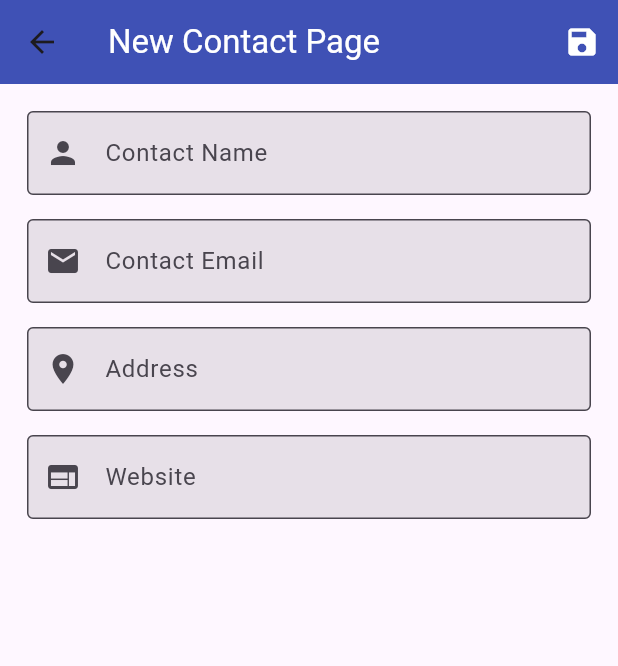
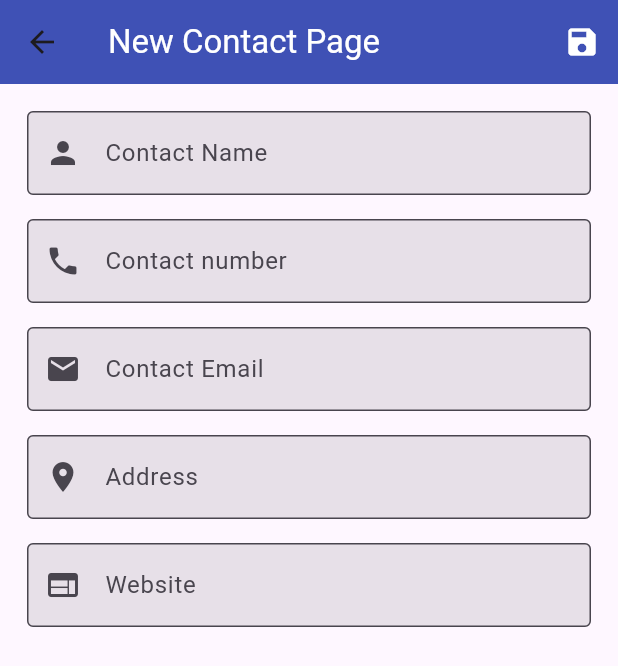
Before and after one commit to dev-mohsin-islam/flutter_contact_list, a Flutter app: the screen it shows after launch, after a tap on the "add circle" icon, on a phone screen of 412 x 824 dp. Shown: the top 666 px of the screen. Run offline on Flutter 3.47's test engine with Material 3 defaults, Android fonts, the phone set to English and light mode, and no system bars; our stand-ins replace sqflite; accounts and stored records are empty.

Commit message:
add navigatorbar, data create, delete, update, and show favorite and all

```diff
--- /dev/null
+++ b/devtools_options.yaml
@@ -0,0 +1 @@
+extensions:
--- a/lib/db/db_helper.dart
+++ b/lib/db/db_helper.dart
@@ -15,6 +15,7 @@ class DbHelper{
     $colConWebsite text,
     $colConIsFavorite integer
   )''';
+
 Future<Database> _open() async {
   final root = await getDatabasesPath();
   final dbPath = path.join(root, 'contact.db');
@@ -27,4 +28,25 @@ Future<Database> _open() async {
     final db = await _open();
     return db.insert(tblContact, contact.toMap());
   }
+
+  Future<List<ContactModel>> getAllContacts() async {
+    final db = await _open();
+    final List<Map<String, dynamic>> maps = await db.query(tblContact);
+    return List.generate(maps.length, (index) => ContactModel.fromMap(maps[index]));
+  }
+
+  Future<List<ContactModel>> getAllFavoriteContacts() async {
+    final db = await _open();
+    final List<Map<String, dynamic>> maps = await db.query(tblContact, where: '$colConIsFavorite = ?', whereArgs: [1]);
+    return List.generate(maps.length, (index) => ContactModel.fromMap(maps[index]));
+  }
+
+  Future<int> updateSingleColumn(int rowId, Map<String,dynamic> map) async {
+    final db = await _open();
+    return db.update(tblContact, map, where: '$colConId = ?', whereArgs: [rowId]);
+  }
+  Future<int> deleteContact(int rowId) async {
+    final db = await _open();
+    return db.delete(tblContact, where: '$colConId = ?', whereArgs: [rowId]);
+  }
 }
--- a/lib/pages/home_page.dart
+++ b/lib/pages/home_page.dart
@@ -1,25 +1,117 @@
 import 'package:flutter/material.dart';
+import 'package:provider/provider.dart';
 import 'package:text_contact_list/pages/new_contact_page.dart';
+import 'package:text_contact_list/providers/contact_provider.dart';
 
- class HomePage extends StatelessWidget {
+ class HomePage extends StatefulWidget {
    const HomePage({super.key});
    static const routeName = '/';
 
+  @override
+  State<HomePage> createState() => _HomePageState();
+}
+
+class _HomePageState extends State<HomePage> {
+
+   bool isFirst = true;
+   int currentIndex = 0;
+
+   @override
+  void didChangeDependencies() {
+    // TODO: implement didChangeDependencies
+     if(isFirst){
+       context.read<ContactProvider>().getAllFavoriteContact();
+       isFirst = false;
+     }
+
+    super.didChangeDependencies();
+  }
+
    @override
    Widget build(BuildContext context) {
+
      return Scaffold(
        appBar: AppBar(
          title: const Text('Home Page', style: TextStyle(color: Colors.white),),
          backgroundColor: Colors.indigo,
        ),
-       body: const Center(
-         child: Text('Home Page'),
-       ),
+       body:  Consumer(builder: (context, ContactProvider provider, child) {
+         return ListView.builder(
+           itemCount: provider.contacts.length,
+           itemBuilder: (context, index) {
+             return Dismissible(
+               key: ValueKey(provider.contacts[index].id),
+               direction: DismissDirection.endToStart,
+               background: Container(color: Colors.red, alignment: Alignment.centerRight,child: Icon(Icons.delete, color: Colors.white),),
+               confirmDismiss: (direction) async {
+                 return await showDialog(context: context, builder: (context) => AlertDialog(
+                   title: const Text('Are you sure?'),
+                   content: const Text('Do you want to delete this contact?'),
+                   actions: [
+                     TextButton(onPressed: (){
+                       Navigator.of(context).pop(false);
+                     }, child: const Text('No')),
+                     TextButton(onPressed: (){
+                       Navigator.of(context).pop(true);
+                     }, child: const Text('Yes')),
+                   ],
+                 ));
+               },
+               onDismissed: (_) {
+                 provider.deleteContact(provider.contacts[index].id!);
+               },
+               child: ListTile(
+
+                 title: Text(provider.contacts[index].name),
+                 subtitle: Text(provider.contacts[index].number),
+                 trailing: IconButton(onPressed: (){
+                   final value = provider.contacts[index].isFavorite ? 0 : 1;
+                   provider.updateContact(provider.contacts[index].id!, 'is_favorite', value);
+                 }, icon: Icon(provider.contacts[index].isFavorite ? Icons.favorite : Icons.favorite_border)),
+
+               ),
+             );
+           },
+         );
+       }),
        floatingActionButton: FloatingActionButton(
-           child: const Icon(Icons.add_circle),
+         backgroundColor: Colors.indigo,
+           shape: const CircleBorder(),
+           child: const Icon(Icons.add_circle, color: Colors.white),
            onPressed: (){
          Navigator.pushNamed(context, NewContactPage.routeName);
+
        }),
+       floatingActionButtonLocation: FloatingActionButtonLocation.centerDocked,
+       bottomNavigationBar: BottomAppBar(
+
+         padding: EdgeInsets.zero,
+         shape: const CircularNotchedRectangle(),
+         notchMargin: 20.0,
+         clipBehavior: Clip.antiAlias,
+         color: Colors.indigo,
+         child: BottomNavigationBar(
+           currentIndex: currentIndex,
+           onTap: (index){
+               setState(() {
+                 currentIndex = index;
+               });
+               _loadData();
+           },
+           backgroundColor: Colors.indigo[200],
+             items: const[
+           BottomNavigationBarItem(icon: Icon(Icons.list), label: 'All'),
+           BottomNavigationBarItem(icon: Icon(Icons.favorite), label: 'Favorite'),
+         ]),
+       ),
      );
    }
- }
+
+  void _loadData() {
+     if(currentIndex == 0){
+       context.read<ContactProvider>().getAllContact();
+     }else{
+       context.read<ContactProvider>().getAllFavoriteContact();
+     }
+  }
+}
--- a/lib/pages/new_contact_page.dart
+++ b/lib/pages/new_contact_page.dart
@@ -50,6 +50,25 @@ class _NewContactPageState extends State<NewContactPage> {
                       border: OutlineInputBorder(),
                     filled: true,
                     prefixIcon: Icon(Icons.person),
+                  ),
+                ),
+              ),
+              Padding(
+                padding: const EdgeInsets.all(8.0),
+                child: TextFormField(
+                  controller: numberController,
+                  keyboardType: TextInputType.number,
+                  validator: (value) {
+                      if(value == null || value.isEmpty){
+                        return 'Please enter contact number';
+                      }
+                      return null;
+                  },
+                  decoration: const InputDecoration(
+                      labelText: 'Contact number',
+                      border: OutlineInputBorder(),
+                    filled: true,
+                    prefixIcon: Icon(Icons.phone),
                   ),
                 ),
               ),
--- a/lib/providers/contact_provider.dart
+++ b/lib/providers/contact_provider.dart
@@ -10,6 +10,26 @@ class ContactProvider extends ChangeNotifier{
 
     Future<void>addContact(ContactModel contact) async{
      db.insertContact(contact);
+     await getAllContact();
+     notifyListeners();
+    }
+
+    Future<void>getAllContact() async{
+      contacts = await db.getAllContacts();
       notifyListeners();
     }
+    Future<void>getAllFavoriteContact() async{
+      contacts = await db.getAllFavoriteContacts();
+      notifyListeners();
+    }
+    Future<int>updateContact(rowId, columnName, value) async{
+      final id = db.updateSingleColumn(rowId, {columnName: value});
+      await getAllContact();
+      return id;
+    }
+    Future<int>deleteContact(rowId)async{
+      final id = db.deleteContact(rowId);
+      contacts.removeWhere((element) => element.id == rowId);
+      return id;
+    }
 }
```
Also changed, not shown: lib/models/contact_model.dart (+11 -1 lines).
